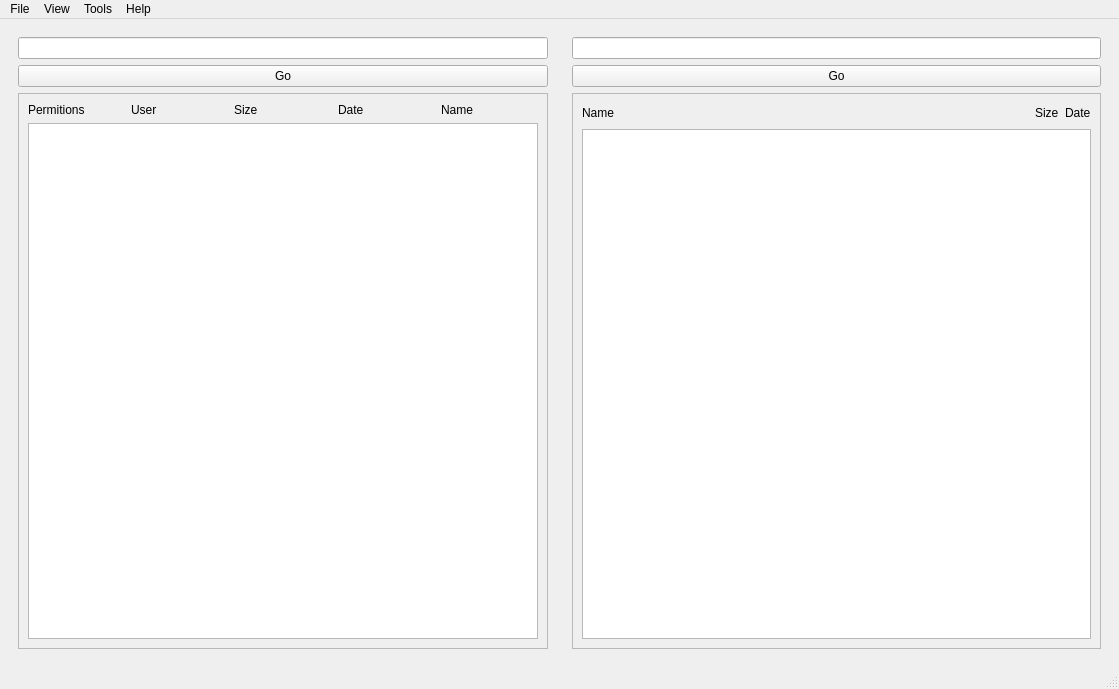
Above: mainwindow.ui from Vl-tb/VI-Commander before the change. Below: the same form after it.
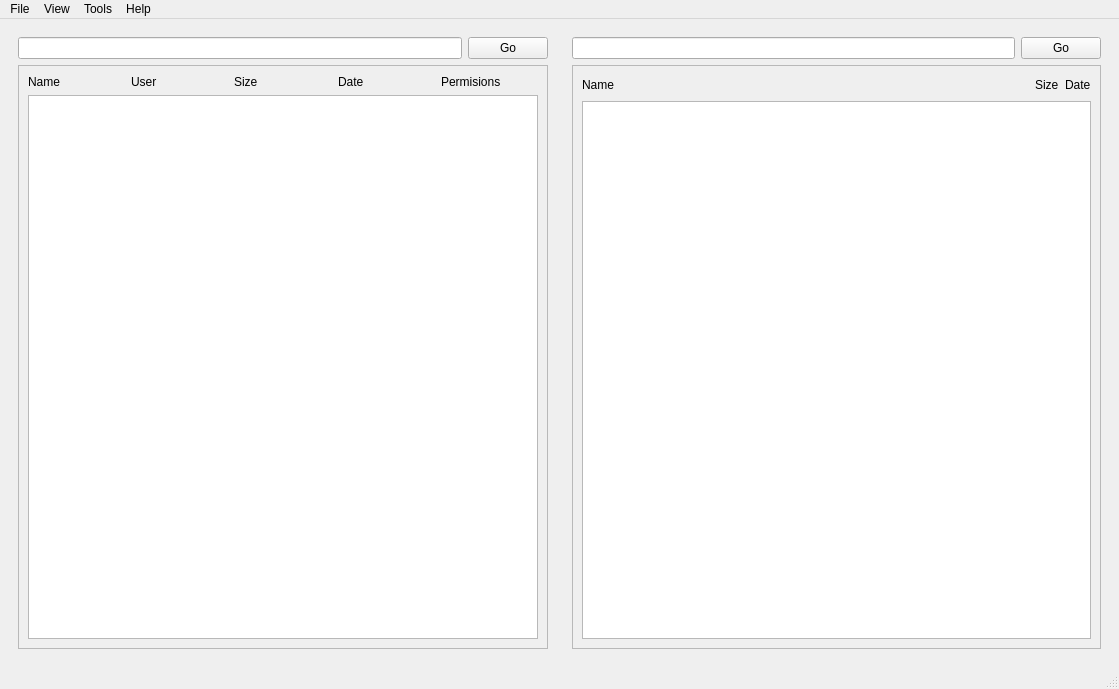
That is the form after the change.

The edit to the form file:
```diff
--- a/mainwindow.ui
+++ b/mainwindow.ui
@@ -21,6 +21,11 @@
        <widget class="QWidget" name="widgetLeft" native="true">
         <layout class="QVBoxLayout" name="verticalLayout_2">
          <item>
+          <layout class="QHBoxLayout" name="horizontalLayout_7">
+           <property name="bottomMargin">
+            <number>0</number>
+           </property>
+           <item>
           <widget class="QLineEdit" name="pathL"/>
          </item>
          <item>
@@ -30,6 +35,8 @@
            </property>
           </widget>
          </item>
+          </layout>
+         </item>
          <item>
           <widget class="QFrame" name="frameL">
            <property name="frameShape">
@@ -46,7 +53,7 @@
                 <item>
                  <widget class="QLabel" name="label">
                   <property name="text">
-                   <string>Permitions</string>
+                   <string>Name</string>
                   </property>
                  </widget>
                 </item>
@@ -74,7 +81,7 @@
                 <item>
                  <widget class="QLabel" name="labelNameL">
                   <property name="text">
-                   <string>Name</string>
+                   <string>Permisions</string>
                   </property>
                  </widget>
                 </item>
@@ -95,6 +102,11 @@
        <widget class="QWidget" name="widgetRight" native="true">
         <layout class="QVBoxLayout" name="verticalLayout_3">
          <item>
+          <layout class="QHBoxLayout" name="horizontalLayout_8">
+           <property name="bottomMargin">
+            <number>0</number>
+           </property>
+           <item>
           <widget class="QLineEdit" name="pathR"/>
          </item>
          <item>
@@ -104,6 +116,8 @@
            </property>
           </widget>
          </item>
+          </layout>
+         </item>
          <item>
           <widget class="QFrame" name="frameR">
            <property name="frameShape">
```
Left out of the diff: 8 changed lines with no effect on the pictures. Lines whose indentation alone changed are shown as unchanged.
